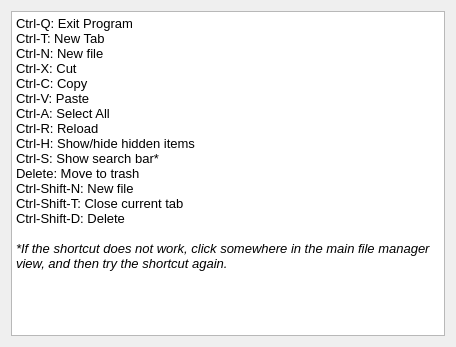
Above: src/dialogs/keyboardshortcutsdialog.ui from pflynn157/Odyssey before the change. Below: the same form after it.
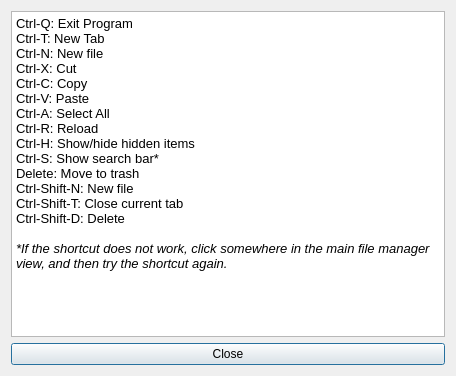
That is the form after the change.

Commit message: added close button to keyboard shortcuts dialog

```diff
--- a/src/dialogs/keyboardshortcutsdialog.ui
+++ b/src/dialogs/keyboardshortcutsdialog.ui
@@ -7,7 +7,7 @@
     <x>0</x>
     <y>0</y>
     <width>456</width>
-    <height>347</height>
+    <height>376</height>
    </rect>
   </property>
   <property name="windowTitle">
@@ -25,28 +25,35 @@
         <string>&lt;!DOCTYPE HTML PUBLIC &quot;-//W3C//DTD HTML 4.0//EN&quot; &quot;http://www.w3.org/TR/REC-html40/strict.dtd&quot;&gt;
 &lt;html&gt;&lt;head&gt;&lt;meta name=&quot;qrichtext&quot; content=&quot;1&quot; /&gt;&lt;style type=&quot;text/css&quot;&gt;
 p, li { white-space: pre-wrap; }
-&lt;/style&gt;&lt;/head&gt;&lt;body style=&quot; font-family:'Noto Sans'; font-size:9pt; font-weight:400; font-style:normal;&quot;&gt;
-&lt;p style=&quot; margin-top:0px; margin-bottom:0px; margin-left:0px; margin-right:0px; -qt-block-indent:0; text-indent:0px;&quot;&gt;&lt;span style=&quot; font-size:10pt;&quot;&gt;Ctrl-Q: Exit Program&lt;/span&gt;&lt;/p&gt;
-&lt;p style=&quot; margin-top:0px; margin-bottom:0px; margin-left:0px; margin-right:0px; -qt-block-indent:0; text-indent:0px;&quot;&gt;&lt;span style=&quot; font-size:10pt;&quot;&gt;Ctrl-T: New Tab&lt;/span&gt;&lt;/p&gt;
-&lt;p style=&quot; margin-top:0px; margin-bottom:0px; margin-left:0px; margin-right:0px; -qt-block-indent:0; text-indent:0px;&quot;&gt;&lt;span style=&quot; font-size:10pt;&quot;&gt;Ctrl-N: New file&lt;/span&gt;&lt;/p&gt;
-&lt;p style=&quot; margin-top:0px; margin-bottom:0px; margin-left:0px; margin-right:0px; -qt-block-indent:0; text-indent:0px;&quot;&gt;&lt;span style=&quot; font-size:10pt;&quot;&gt;Ctrl-X: Cut&lt;/span&gt;&lt;/p&gt;
-&lt;p style=&quot; margin-top:0px; margin-bottom:0px; margin-left:0px; margin-right:0px; -qt-block-indent:0; text-indent:0px;&quot;&gt;&lt;span style=&quot; font-size:10pt;&quot;&gt;Ctrl-C: Copy&lt;/span&gt;&lt;/p&gt;
-&lt;p style=&quot; margin-top:0px; margin-bottom:0px; margin-left:0px; margin-right:0px; -qt-block-indent:0; text-indent:0px;&quot;&gt;&lt;span style=&quot; font-size:10pt;&quot;&gt;Ctrl-V: Paste&lt;/span&gt;&lt;/p&gt;
-&lt;p style=&quot; margin-top:0px; margin-bottom:0px; margin-left:0px; margin-right:0px; -qt-block-indent:0; text-indent:0px;&quot;&gt;&lt;span style=&quot; font-size:10pt;&quot;&gt;Ctrl-A: Select All&lt;/span&gt;&lt;/p&gt;
-&lt;p style=&quot; margin-top:0px; margin-bottom:0px; margin-left:0px; margin-right:0px; -qt-block-indent:0; text-indent:0px;&quot;&gt;&lt;span style=&quot; font-size:10pt;&quot;&gt;Ctrl-R: Reload&lt;/span&gt;&lt;/p&gt;
-&lt;p style=&quot; margin-top:0px; margin-bottom:0px; margin-left:0px; margin-right:0px; -qt-block-indent:0; text-indent:0px;&quot;&gt;&lt;span style=&quot; font-size:10pt;&quot;&gt;Ctrl-H: Show/hide hidden items&lt;/span&gt;&lt;/p&gt;
-&lt;p style=&quot; margin-top:0px; margin-bottom:0px; margin-left:0px; margin-right:0px; -qt-block-indent:0; text-indent:0px;&quot;&gt;&lt;span style=&quot; font-size:10pt;&quot;&gt;Ctrl-S: Show search bar*&lt;/span&gt;&lt;/p&gt;
-&lt;p style=&quot; margin-top:0px; margin-bottom:0px; margin-left:0px; margin-right:0px; -qt-block-indent:0; text-indent:0px;&quot;&gt;&lt;span style=&quot; font-size:10pt;&quot;&gt;Delete: Move to trash&lt;/span&gt;&lt;/p&gt;
-&lt;p style=&quot; margin-top:0px; margin-bottom:0px; margin-left:0px; margin-right:0px; -qt-block-indent:0; text-indent:0px;&quot;&gt;&lt;span style=&quot; font-size:10pt;&quot;&gt;Ctrl-Shift-N: New file&lt;/span&gt;&lt;/p&gt;
-&lt;p style=&quot; margin-top:0px; margin-bottom:0px; margin-left:0px; margin-right:0px; -qt-block-indent:0; text-indent:0px;&quot;&gt;&lt;span style=&quot; font-size:10pt;&quot;&gt;Ctrl-Shift-T: Close current tab&lt;/span&gt;&lt;/p&gt;
-&lt;p style=&quot; margin-top:0px; margin-bottom:0px; margin-left:0px; margin-right:0px; -qt-block-indent:0; text-indent:0px;&quot;&gt;&lt;span style=&quot; font-size:10pt;&quot;&gt;Ctrl-Shift-D: Delete&lt;/span&gt;&lt;/p&gt;
-&lt;p style=&quot;-qt-paragraph-type:empty; margin-top:0px; margin-bottom:0px; margin-left:0px; margin-right:0px; -qt-block-indent:0; text-indent:0px; font-size:10pt;&quot;&gt;&lt;br /&gt;&lt;/p&gt;
-&lt;p style=&quot; margin-top:0px; margin-bottom:0px; margin-left:0px; margin-right:0px; -qt-block-indent:0; text-indent:0px;&quot;&gt;&lt;span style=&quot; font-size:10pt; font-style:italic;&quot;&gt;*If the shortcut does not work, click somewhere in the main file manager view, and then try the shortcut again.&lt;/span&gt;&lt;/p&gt;&lt;/body&gt;&lt;/html&gt;</string>
+&lt;/style&gt;&lt;/head&gt;&lt;body style=&quot; font-family:'Cantarell'; font-size:10pt; font-weight:400; font-style:normal;&quot;&gt;
+&lt;p style=&quot; margin-top:0px; margin-bottom:0px; margin-left:0px; margin-right:0px; -qt-block-indent:0; text-indent:0px;&quot;&gt;&lt;span style=&quot; font-family:'Noto Sans';&quot;&gt;Ctrl-Q: Exit Program&lt;/span&gt;&lt;/p&gt;
+&lt;p style=&quot; margin-top:0px; margin-bottom:0px; margin-left:0px; margin-right:0px; -qt-block-indent:0; text-indent:0px;&quot;&gt;&lt;span style=&quot; font-family:'Noto Sans';&quot;&gt;Ctrl-T: New Tab&lt;/span&gt;&lt;/p&gt;
+&lt;p style=&quot; margin-top:0px; margin-bottom:0px; margin-left:0px; margin-right:0px; -qt-block-indent:0; text-indent:0px;&quot;&gt;&lt;span style=&quot; font-family:'Noto Sans';&quot;&gt;Ctrl-N: New file&lt;/span&gt;&lt;/p&gt;
+&lt;p style=&quot; margin-top:0px; margin-bottom:0px; margin-left:0px; margin-right:0px; -qt-block-indent:0; text-indent:0px;&quot;&gt;&lt;span style=&quot; font-family:'Noto Sans';&quot;&gt;Ctrl-X: Cut&lt;/span&gt;&lt;/p&gt;
+&lt;p style=&quot; margin-top:0px; margin-bottom:0px; margin-left:0px; margin-right:0px; -qt-block-indent:0; text-indent:0px;&quot;&gt;&lt;span style=&quot; font-family:'Noto Sans';&quot;&gt;Ctrl-C: Copy&lt;/span&gt;&lt;/p&gt;
+&lt;p style=&quot; margin-top:0px; margin-bottom:0px; margin-left:0px; margin-right:0px; -qt-block-indent:0; text-indent:0px;&quot;&gt;&lt;span style=&quot; font-family:'Noto Sans';&quot;&gt;Ctrl-V: Paste&lt;/span&gt;&lt;/p&gt;
+&lt;p style=&quot; margin-top:0px; margin-bottom:0px; margin-left:0px; margin-right:0px; -qt-block-indent:0; text-indent:0px;&quot;&gt;&lt;span style=&quot; font-family:'Noto Sans';&quot;&gt;Ctrl-A: Select All&lt;/span&gt;&lt;/p&gt;
+&lt;p style=&quot; margin-top:0px; margin-bottom:0px; margin-left:0px; margin-right:0px; -qt-block-indent:0; text-indent:0px;&quot;&gt;&lt;span style=&quot; font-family:'Noto Sans';&quot;&gt;Ctrl-R: Reload&lt;/span&gt;&lt;/p&gt;
+&lt;p style=&quot; margin-top:0px; margin-bottom:0px; margin-left:0px; margin-right:0px; -qt-block-indent:0; text-indent:0px;&quot;&gt;&lt;span style=&quot; font-family:'Noto Sans';&quot;&gt;Ctrl-H: Show/hide hidden items&lt;/span&gt;&lt;/p&gt;
+&lt;p style=&quot; margin-top:0px; margin-bottom:0px; margin-left:0px; margin-right:0px; -qt-block-indent:0; text-indent:0px;&quot;&gt;&lt;span style=&quot; font-family:'Noto Sans';&quot;&gt;Ctrl-S: Show search bar*&lt;/span&gt;&lt;/p&gt;
+&lt;p style=&quot; margin-top:0px; margin-bottom:0px; margin-left:0px; margin-right:0px; -qt-block-indent:0; text-indent:0px;&quot;&gt;&lt;span style=&quot; font-family:'Noto Sans';&quot;&gt;Delete: Move to trash&lt;/span&gt;&lt;/p&gt;
+&lt;p style=&quot; margin-top:0px; margin-bottom:0px; margin-left:0px; margin-right:0px; -qt-block-indent:0; text-indent:0px;&quot;&gt;&lt;span style=&quot; font-family:'Noto Sans';&quot;&gt;Ctrl-Shift-N: New file&lt;/span&gt;&lt;/p&gt;
+&lt;p style=&quot; margin-top:0px; margin-bottom:0px; margin-left:0px; margin-right:0px; -qt-block-indent:0; text-indent:0px;&quot;&gt;&lt;span style=&quot; font-family:'Noto Sans';&quot;&gt;Ctrl-Shift-T: Close current tab&lt;/span&gt;&lt;/p&gt;
+&lt;p style=&quot; margin-top:0px; margin-bottom:0px; margin-left:0px; margin-right:0px; -qt-block-indent:0; text-indent:0px;&quot;&gt;&lt;span style=&quot; font-family:'Noto Sans';&quot;&gt;Ctrl-Shift-D: Delete&lt;/span&gt;&lt;/p&gt;
+&lt;p style=&quot;-qt-paragraph-type:empty; margin-top:0px; margin-bottom:0px; margin-left:0px; margin-right:0px; -qt-block-indent:0; text-indent:0px; font-family:'Noto Sans';&quot;&gt;&lt;br /&gt;&lt;/p&gt;
+&lt;p style=&quot; margin-top:0px; margin-bottom:0px; margin-left:0px; margin-right:0px; -qt-block-indent:0; text-indent:0px;&quot;&gt;&lt;span style=&quot; font-family:'Noto Sans'; font-style:italic;&quot;&gt;*If the shortcut does not work, click somewhere in the main file manager view, and then try the shortcut again.&lt;/span&gt;&lt;/p&gt;&lt;/body&gt;&lt;/html&gt;</string>
        </property>
       </widget>
      </item>
     </layout>
    </item>
+   <item>
+    <widget class="QPushButton" name="closeButton">
+     <property name="text">
+      <string>Close</string>
+     </property>
+    </widget>
+   </item>
   </layout>
  </widget>
  <resources/>
```
The commit also changes 2 other files.
